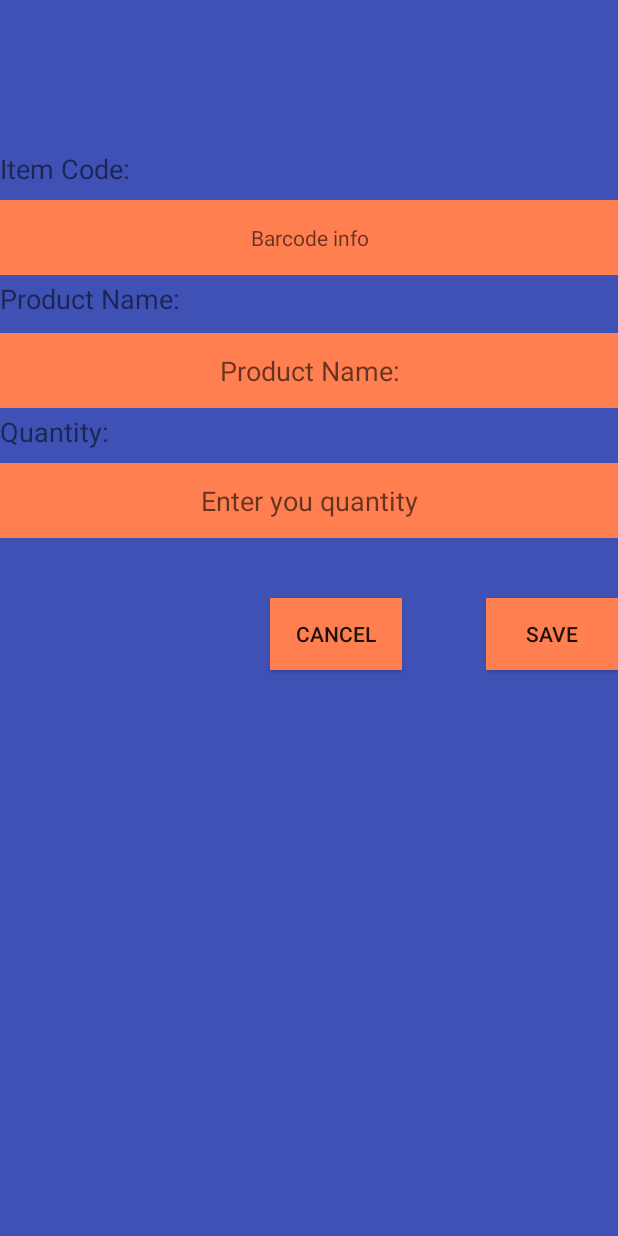
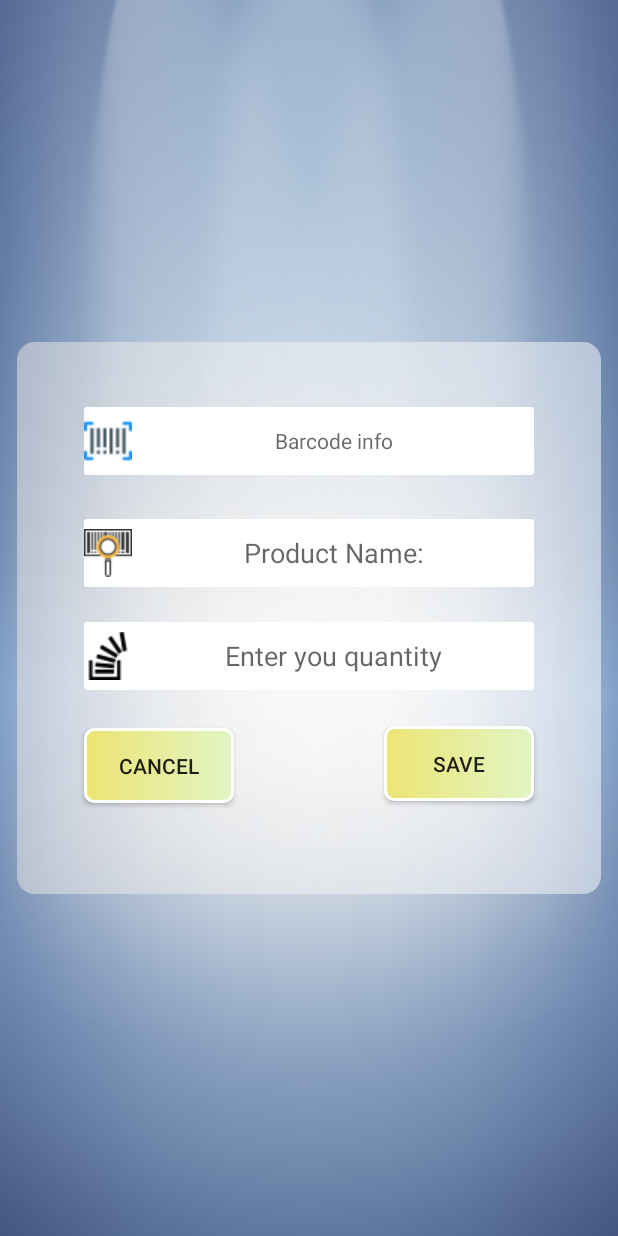
Before and after one commit to ahmadkhedr/Scan, an Android app: the ViewCode screen opened directly, with no data from a screen before it, on a phone screen of 412 x 824 dp. Run offline under Robolectric (Android 15) with nearby library versions, the phone set to English and light mode, and no system bars.

Commit message:
"design 3"

```diff
--- a/app/src/main/java/kedr/emam/ahmad/scan/Inventory.java
+++ b/app/src/main/java/kedr/emam/ahmad/scan/Inventory.java
@@ -11,7 +11,7 @@ import android.widget.TextView;
 import android.widget.Toast;
 
 public class Inventory extends AppCompatActivity {
-    private TextView itemcode,proname,nuum;
+
     private EditText name,num,text;
     private String ok;
     private MyHelper helper;
@@ -22,9 +22,7 @@ public class Inventory extends AppCompatActivity {
         super.onCreate(savedInstanceState);
         setContentView(R.layout.activity_inventory);
         text =findViewById(R.id.text);
-        proname =findViewById(R.id.proname);
-        nuum =findViewById(R.id.nuum);
-        itemcode =findViewById(R.id.itemcode);
+
         name =findViewById(R.id.name);
         num =findViewById(R.id.num);
         helper = new MyHelper(this);
--- a/app/src/main/java/kedr/emam/ahmad/scan/ViewCode.java
+++ b/app/src/main/java/kedr/emam/ahmad/scan/ViewCode.java
@@ -22,9 +22,7 @@ public class ViewCode extends AppCompatActivity {
         super.onCreate(savedInstanceState);
         setContentView(R.layout.activity_view_code);
         text =findViewById(R.id.text);
-        proname =findViewById(R.id.proname);
-        nuum =findViewById(R.id.nuum);
-        itemcode =findViewById(R.id.itemcode);
+
         name =findViewById(R.id.name);
         num =findViewById(R.id.num);
         helper = new MyHelper(this);
--- a/app/src/main/res/layout/activity_inventory.xml
+++ b/app/src/main/res/layout/activity_inventory.xml
@@ -23,7 +23,7 @@
 
         <EditText
             android:id="@+id/text"
-            android:layout_width="250dp"
+            android:layout_width="300dp"
             android:layout_height="45dp"
             android:layout_alignParentTop="true"
             android:layout_centerHorizontal="true"
@@ -35,7 +35,7 @@
 
         <EditText
             android:id="@+id/name"
-            android:layout_width="250dp"
+            android:layout_width="300dp"
             android:layout_height="45dp"
             android:layout_alignLeft="@+id/text"
             android:layout_alignStart="@+id/text"
@@ -48,7 +48,7 @@
 
         <EditText
             android:id="@+id/num"
-            android:layout_width="250dp"
+            android:layout_width="300dp"
             android:layout_height="45dp"
             android:layout_alignLeft="@+id/name"
             android:layout_alignStart="@+id/name"
--- a/app/src/main/res/layout/activity_view_code.xml
+++ b/app/src/main/res/layout/activity_view_code.xml
@@ -1,90 +1,98 @@
 <?xml version="1.0" encoding="utf-8"?>
-<RelativeLayout xmlns:android="http://schemas.android.com/apk/res/android"
+<android.support.constraint.ConstraintLayout xmlns:android="http://schemas.android.com/apk/res/android"
     xmlns:app="http://schemas.android.com/apk/res-auto"
     xmlns:tools="http://schemas.android.com/tools"
     android:layout_width="match_parent"
     android:layout_height="match_parent"
     tools:context="kedr.emam.ahmad.scan.ViewCode"
-    android:background="@color/colorPrimary"
-    android:orientation="vertical">
+    android:background="@drawable/light3"
+    android:orientation="vertical"
+    android:id="@+id/relativeLayout3">
+
+    <RelativeLayout
+        android:id="@+id/relativeLayout4"
+        android:layout_width="0dp"
+        android:layout_height="368dp"
+        android:layout_marginBottom="32dp"
+        android:layout_marginEnd="11dp"
+        android:layout_marginStart="11dp"
+        android:layout_marginTop="32dp"
+        app:layout_constraintBottom_toBottomOf="parent"
+        app:layout_constraintEnd_toEndOf="parent"
+        app:layout_constraintStart_toStartOf="parent"
+        app:layout_constraintTop_toTopOf="parent"
+        android:background="@drawable/layoutbackground">
 
         <TextView
-        android:id="@+id/itemcode"
-        android:layout_width="150dp"
-        android:layout_height="30dp"
-        android:layout_marginTop="100dp"
-        android:text="@string/item_code"
-        android:textSize="18sp" />
-    <TextView
-        android:layout_marginTop="3dp"
-        android:hint="@string/barcode_info"
-        android:layout_below="@id/itemcode"
             android:id="@+id/text"
-        android:background="@color/Orange"
+            android:layout_width="300dp"
+            android:layout_height="45dp"
+            android:layout_alignParentTop="true"
+            android:layout_centerHorizontal="true"
+            android:layout_marginTop="43dp"
+            android:background="@drawable/textviewbackground"
+            android:drawableLeft="@drawable/barcode"
             android:gravity="center"
-        android:layout_width="match_parent"
-        android:layout_height="50dp" />
-    <TextView
-        android:layout_marginTop="3dp"
-        android:id="@+id/proname"
-        android:layout_width="150dp"
-        android:layout_height="30dp"
-        android:layout_below="@id/text"
-        android:text="@string/product_name"
-        android:textSize="18sp" />
-    <EditText
-        android:layout_marginTop="5dp"
-        android:layout_below="@id/proname"
-        android:gravity="center"
-        android:id="@+id/name"
-        android:background="@color/Orange"
-        android:hint="@string/product_n1ame"
-        android:layout_width="match_parent"
-        android:layout_height="50dp"
-        />
-    <TextView
-        android:layout_marginTop="3dp"
-        android:id="@+id/nuum"
-        android:layout_width="150dp"
-        android:layout_height="30dp"
-        android:layout_below="@id/name"
-        android:text="@string/quantity"
-        android:textSize="18sp" />
+            android:hint="@string/barcode_info" />
 
         <EditText
+            android:id="@+id/name"
+            android:layout_width="300dp"
+            android:layout_height="45dp"
+
+            android:layout_alignLeft="@+id/text"
+            android:layout_alignStart="@+id/text"
+            android:layout_below="@+id/text"
+            android:layout_marginTop="29dp"
+            android:background="@drawable/textviewbackground"
+            android:drawableLeft="@drawable/horizontal"
             android:gravity="center"
-        android:layout_marginTop="3dp"
-        android:layout_below="@id/nuum"
+            android:hint="@string/product_n1ame" />
+
+        <EditText
             android:id="@+id/num"
-        android:layout_width="match_parent"
-        android:layout_height="50dp"
-        android:background="@color/Orange"
+            android:layout_width="300dp"
+            android:layout_height="45dp"
+
+            android:layout_alignLeft="@+id/name"
+            android:layout_alignStart="@+id/name"
+            android:layout_below="@+id/name"
+            android:layout_marginTop="23dp"
+            android:background="@drawable/textviewbackground"
+            android:drawableLeft="@drawable/quality"
+            android:gravity="center"
             android:hint="@string/enert_you_quantity"
             android:inputType="number" />
+
         <Button
-        android:layout_marginTop="40dp"
-        android:layout_alignEnd="@id/num"
+            android:id="@+id/btnSave"
+            android:layout_width="100dp"
+            android:layout_height="50dp"
+            android:layout_alignEnd="@+id/num"
+            android:layout_alignRight="@+id/num"
+            android:layout_below="@+id/num"
+            android:layout_marginTop="24dp"
+            android:background="@drawable/clicked_button"
             android:gravity="center"
-        android:layout_below="@id/num"
             android:onClick="save"
-        android:id="@+id/btnSave"
-        android:text="@string/save"
-        android:background="@color/Orange"
-        android:layout_width="wrap_content"
-        android:layout_height="wrap_content"
-        android:layout_alignRight="@id/num" />
+            android:text="@string/save" />
+
         <Button
-        android:layout_marginLeft="180dp"
-        android:layout_alignBottom="@id/btnSave"
-        android:layout_marginTop="15dp"
+            android:id="@+id/btnCancel"
+            android:layout_width="100dp"
+            android:layout_height="50dp"
+
+            android:layout_alignBaseline="@+id/btnSave"
+            android:layout_alignBottom="@+id/btnSave"
+            android:layout_alignLeft="@+id/num"
+            android:layout_alignStart="@+id/num"
+            android:background="@drawable/clicked_button"
             android:gravity="center"
             android:onClick="Cancel"
-        android:id="@+id/btnCancel"
             android:text="@string/cancel"
-        android:background="@color/Orange"
-        android:layout_width="wrap_content"
-        android:layout_height="wrap_content"
-
-        android:layout_marginStart="180dp"/>
-
+            app:layout_constraintBaseline_toBaselineOf="@+id/btnSave"
+            app:layout_constraintBottom_toBottomOf="@+id/btnSave"
+            app:layout_constraintLeft_toLeftOf="parent"
+            app:layout_constraintStart_toStartOf="parent" />
 </RelativeLayout>
+</android.support.constraint.ConstraintLayout>
```
Lines whose indentation alone changed are shown as unchanged.
